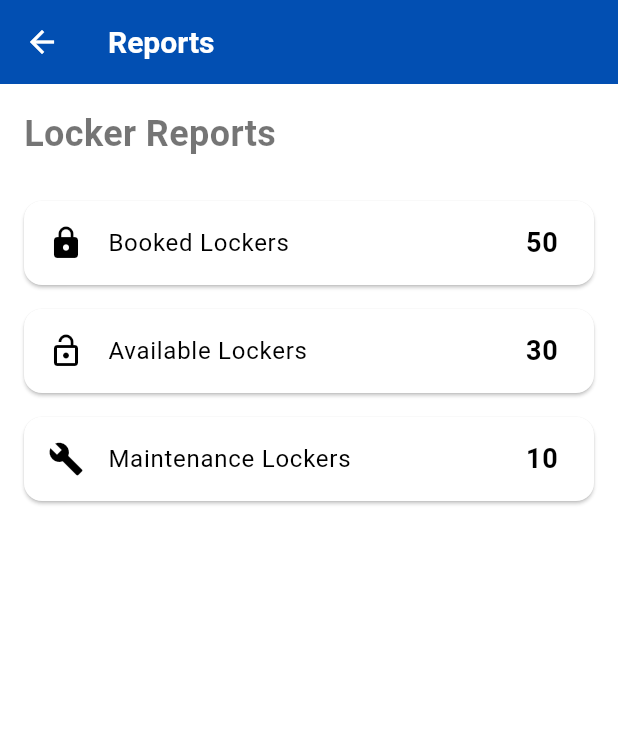
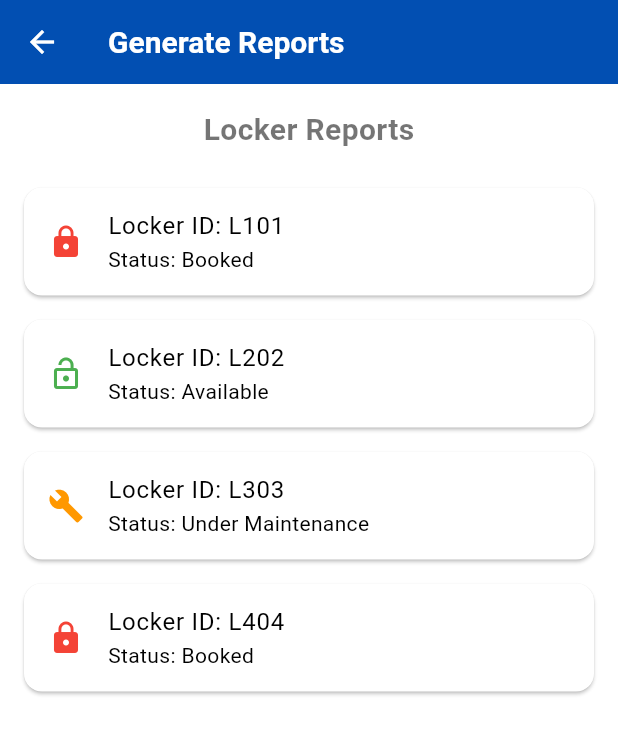
Before and after one commit to ShRudra88/locker_management, a Flutter app: the ReportsPage screen opened by its route, on a phone screen of 412 x 824 dp. Shown: the top 734 px of the screen. Run offline on Flutter 3.47's test engine with Material 3 defaults, Android fonts, the phone set to English and light mode, and no system bars; our stand-ins replace cloud_firestore, firebase_auth, firebase_core, get; accounts and stored records are empty.

Commit message:
Design of ui

```diff
--- a/lib/main.dart
+++ b/lib/main.dart
@@ -4,11 +4,14 @@ import 'package:get/get.dart';
 import 'package:locker_management/theme_data.dart';
 import 'controllers/auth_controller.dart';
 import 'views/admin/admin_dashboard.dart';
+import 'views/admin/manage_lockers.dart';
 import 'views/admin/manage_users.dart';
 import 'views/admin/reports_page.dart';
+import 'views/admin/send_notification_page.dart';
 import 'views/auth/login_page.dart';
 import 'views/auth/registration_page.dart';
 import 'views/splash_screen.dart';
+import 'views/student/my_revervation_page.dart';
 import 'views/student/student_dashboard.dart';
 import 'views/visitor/reserve_locker.dart';
 import 'views/visitor/visitor_dashboard.dart';
@@ -41,7 +44,10 @@ class MyApp extends StatelessWidget {
         GetPage(name: '/visitor-dashboard', page: () => const VisitorDashboard()),
         GetPage(name: '/manage-users', page: () => ManageUsersPage()),
         GetPage(name: '/reports', page: () => ReportsPage()),
+        GetPage(name: '/manage-lockers', page: () => ManageLockerPage()),
+        GetPage(name: '/send-notification', page: () => SendNotificationPage()),
         GetPage(name: '/reverse-locker', page: () => ReverseLockerPage()),
+        GetPage(name: '/my-reservations', page: () => MyReservationsPage()),
       ],
       initialBinding: BindingsBuilder(() {
         Get.put(AuthController());
--- a/lib/views/admin/reports_page.dart
+++ b/lib/views/admin/reports_page.dart
@@ -1,50 +1,49 @@
 import 'package:flutter/material.dart';
+import 'package:get/get.dart';
 
 class ReportsPage extends StatelessWidget {
-  final Map<String, int> lockerSummary = {
-    'Booked Lockers': 50,
-    'Available Lockers': 30,
-    'Maintenance Lockers': 10,
-  };
+  final List<Map<String, dynamic>> reportData = [
+    {'lockerId': 'L101', 'status': 'Booked'},
+    {'lockerId': 'L202', 'status': 'Available'},
+    {'lockerId': 'L303', 'status': 'Under Maintenance'},
+    {'lockerId': 'L404', 'status': 'Booked'},
+  ];
 
   @override
   Widget build(BuildContext context) {
     return Scaffold(
-      appBar: AppBar(
-        title: Text('Reports'),
-      ),
+      appBar: AppBar(title: const Text('Generate Reports')),
       body: Padding(
         padding: const EdgeInsets.all(16.0),
         child: Column(
-          crossAxisAlignment: CrossAxisAlignment.start,
           children: [
-            Text(
+            const Text(
               'Locker Reports',
-              style: TextStyle(fontSize: 24, fontWeight: FontWeight.bold),
+              style: TextStyle(fontSize: 20, fontWeight: FontWeight.bold),
             ),
-            SizedBox(height: 20),
+            const SizedBox(height: 16),
             Expanded(
               child: ListView.builder(
-                itemCount: lockerSummary.keys.length,
+                itemCount: reportData.length,
                 itemBuilder: (context, index) {
-                  String key = lockerSummary.keys.elementAt(index);
-                  int value = lockerSummary[key]!;
+                  final report = reportData[index];
                   return Card(
-                    margin: EdgeInsets.symmetric(vertical: 8.0),
+                    margin: const EdgeInsets.symmetric(vertical: 8.0),
                     child: ListTile(
                       leading: Icon(
-                        key == 'Booked Lockers'
+                        report['status'] == 'Booked'
                             ? Icons.lock
-                            : key == 'Available Lockers'
+                            : report['status'] == 'Available'
                             ? Icons.lock_open
                             : Icons.build,
+                        color: report['status'] == 'Booked'
+                            ? Colors.red
+                            : report['status'] == 'Available'
+                            ? Colors.green
+                            : Colors.orange,
                       ),
-                      title: Text(key),
-                      trailing: Text(
-                        '$value',
-                        style: TextStyle(
-                            fontSize: 18, fontWeight: FontWeight.bold),
-                      ),
+                      title: Text('Locker ID: ${report['lockerId']}'),
+                      subtitle: Text('Status: ${report['status']}'),
                     ),
                   );
                 },
--- a/lib/views/auth/registration_page.dart
+++ b/lib/views/auth/registration_page.dart
@@ -80,6 +80,7 @@ class RegistrationPage extends StatelessWidget {
                     confirmPasswordController.text,
                     roleController.text.trim(),
                   );
+                  Get.toNamed('/login');
                 },
                 style: ElevatedButton.styleFrom(
                   minimumSize: const Size(double.infinity, 50),
--- a/lib/views/student/student_dashboard.dart
+++ b/lib/views/student/student_dashboard.dart
@@ -1,4 +1,5 @@
 import 'package:flutter/material.dart';
+import 'package:get/get.dart';
 
 class StudentDashboard extends StatelessWidget {
   const StudentDashboard({super.key});
@@ -26,14 +27,14 @@ class StudentDashboard extends StatelessWidget {
                     leading: const Icon(Icons.book_online),
                     title: const Text('Reserve a Locker'),
                     onTap: () {
-                      // Navigate to locker reservation page
+                      Get.toNamed('/reserve-locker');
                     },
                   ),
                   ListTile(
                     leading: const Icon(Icons.assignment),
                     title: const Text('My Reservations'),
                     onTap: () {
-                      // Navigate to view reservations page
+                      Get.toNamed('/my-reservations');
                     },
                   ),
                   ListTile(
```
Also changed, not shown: lib/controllers/auth_controller.dart (+11 -3 lines), lib/views/admin/admin_dashboard.dart (+15 -15 lines), lib/views/admin/manage_lockers.dart (added, +173 -0 lines), lib/views/admin/manage_users.dart (+6 -6 lines), lib/views/admin/send_notification_page.dart (added, +57 -0 lines), lib/views/student/my_revervation_page.dart (added, +41 -0 lines), lib/views/student/reserve_locker.dart (+40 -0 lines), lib/services/firebase_service.dart (deleted), lib/services/notification_service.dart (deleted).
